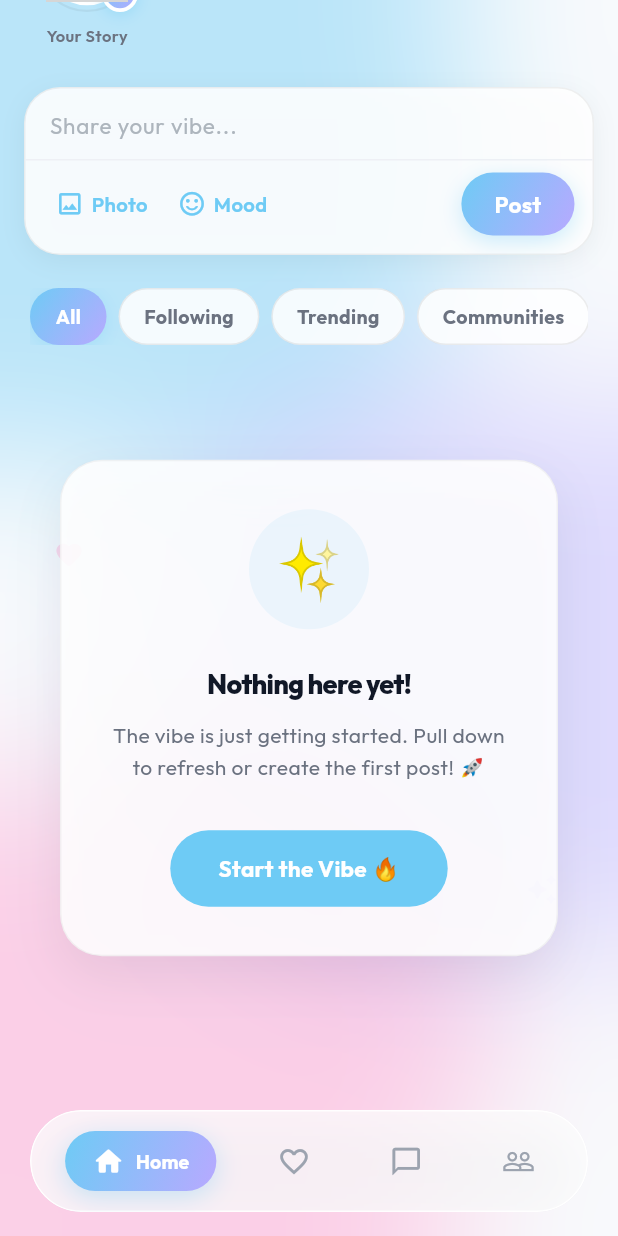
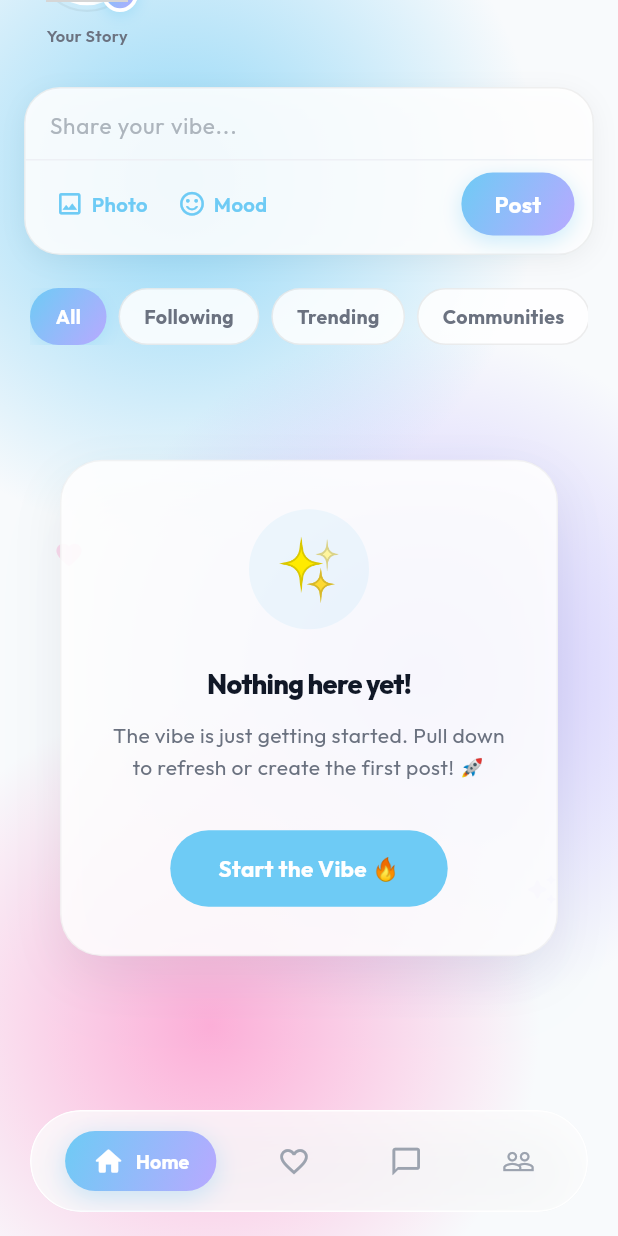
Before and after one commit to soubarman/Situationship, a Flutter app: the FeedScreen screen opened by its route, scrolled down 120 dp, on a phone screen of 412 x 824 dp. Run offline on Flutter 3.47's test engine with Material 3 defaults, Android fonts, the phone set to English and light mode, and no system bars; our stand-ins replace cached_network_image, cloud_firestore, firebase_auth, firebase_core, firebase_storage, flutter_riverpod and 8 more; missing offline and left inert: dart:js, dart:js_util; accounts and stored records are empty; network calls fail; grey boxes are pictures that could not be loaded.

Commit message:
fix: restore background orbs with Positioned.fill parent

```diff
--- a/lib/features/feed/screens/feed_screen.dart
+++ b/lib/features/feed/screens/feed_screen.dart
@@ -121,6 +121,10 @@ class _FeedScreenState extends ConsumerState<FeedScreen> {
                         );
                       },
                       childCount: posts.length,
+                      // RepaintBoundary is handled inside PostCard itself.
+                      // Disabling the automatic one avoids double-wrapping.
+                      addRepaintBoundaries: false,
+                      addAutomaticKeepAlives: false,
                     ),
                   ),
                   if (posts.isEmpty && !postsStream.hasError)
--- a/lib/features/feed/widgets/post_card.dart
+++ b/lib/features/feed/widgets/post_card.dart
@@ -140,13 +140,30 @@ class _PostCardState extends ConsumerState<PostCard>
         ?? widget.post.userAvatar
         ?? 'https://i.pravatar.cc/100?u=${widget.post.userId}';
 
-    // RepaintBoundary isolates each card — a like button tap on one card
+    // RepaintBoundary isolates each card — a like/reaction on one card
     // won't trigger a repaint of every other visible card.
+    // BackgroundOrbs is also in a RepaintBoundary, so BackdropFilter here
+    // samples a cached GPU layer rather than recompositing live — glass
+    // look preserved with meaningfully better scroll performance.
     return RepaintBoundary(
       child: Container(
         margin: const EdgeInsets.symmetric(horizontal: 16, vertical: 10),
         decoration: BoxDecoration(
           borderRadius: BorderRadius.circular(28),
+          // Neon-tinted gradient border for premium glass look
+          gradient: LinearGradient(
+            begin: Alignment.topLeft,
+            end: Alignment.bottomRight,
+            colors: [
+              Colors.white.withOpacity(isDark ? 0.18 : 0.55),
+              Colors.white.withOpacity(isDark ? 0.04 : 0.18),
+            ],
+          ),
+        ),
+        child: Container(
+          margin: const EdgeInsets.all(1.0),
+          decoration: BoxDecoration(
+            borderRadius: BorderRadius.circular(27),
             boxShadow: [
               BoxShadow(
                 color: (isDark
@@ -157,28 +174,26 @@ class _PostCardState extends ConsumerState<PostCard>
                 offset: const Offset(0, 8),
               ),
               BoxShadow(
-              color: Colors.black.withOpacity(isDark ? 0.28 : 0.07),
+                color: Colors.black.withOpacity(isDark ? 0.30 : 0.08),
                 blurRadius: 16,
                 offset: const Offset(0, 4),
               ),
             ],
           ),
           child: ClipRRect(
-          borderRadius: BorderRadius.circular(28),
+            borderRadius: BorderRadius.circular(27),
+            child: BackdropFilter(
+              filter: ImageFilter.blur(sigmaX: 8, sigmaY: 8),
               child: Container(
                 decoration: BoxDecoration(
-              // PERF: No BackdropFilter here — that would force GPU
-              // compositing for every card during scroll. Instead use
-              // a high-opacity static color that still lets orb hues
-              // bleed through slightly via the opaque scaffold bg.
                   color: isDark
-                  ? const Color(0xFF1A1035).withOpacity(0.82)
-                  : Colors.white.withOpacity(0.88),
-              borderRadius: BorderRadius.circular(28),
+                      ? const Color(0xFF1A1035).withOpacity(0.55)
+                      : Colors.white.withOpacity(0.45),
+                  borderRadius: BorderRadius.circular(27),
                   border: Border.all(
                     color: isDark
                         ? Colors.white.withOpacity(0.10)
-                    : Colors.white.withOpacity(0.85),
+                        : Colors.white.withOpacity(0.70),
                     width: 1.0,
                   ),
                 ),
@@ -201,6 +216,8 @@ class _PostCardState extends ConsumerState<PostCard>
                     if (widget.post.commentCount > 0)
                       _buildRecentComment(isDark),
                   ],
+                ),
+              ),
             ),
           ),
         ),
--- a/lib/shared/widgets/background_orbs.dart
+++ b/lib/shared/widgets/background_orbs.dart
@@ -1,73 +1,86 @@
 import 'dart:ui';
 import 'package:flutter/material.dart';
 
-/// Static background gradient orbs used on main screens.
+/// Soft background orbs rendered using RadialGradient.
 ///
-/// PERFORMANCE: Wrapped in RepaintBoundary so Flutter caches it as its
-/// own raster layer. Scrolling lists above/below never trigger a repaint
-/// of this widget — it's drawn exactly once and reused.
+/// PERFORMANCE: No BackdropFilter — RadialGradient is equivalent to
+/// sigma-90 blur on a solid circle (same falloff, zero GPU compositing).
+/// RepaintBoundary is placed INSIDE Positioned.fill so the parent Stack
+/// positions correctly while still caching the orb layer as a GPU texture.
 class BackgroundOrbs extends StatelessWidget {
   const BackgroundOrbs({super.key});
 
   @override
   Widget build(BuildContext context) {
     final isDark = Theme.of(context).brightness == Brightness.dark;
-    // RepaintBoundary isolates this layer — the scroll view repainting above
-    // it never causes this to re-rasterize. This is the #1 perf fix.
-    return RepaintBoundary(
-      child: Positioned.fill(
+
+    // Positioned.fill MUST be the outermost widget so the parent Stack
+    // can read the positioning directive. RepaintBoundary is inside it.
+    return Positioned.fill(
+      child: RepaintBoundary(
         child: Stack(
           children: [
-            // Orb 1: Neon Cyan/Blue top-left
+            // ── Orb 1: Neon Cyan/Blue — top left ─────────────────────────
             Positioned(
-              top: -100,
-              left: -100,
-              width: 420,
-              height: 420,
+              top: -120,
+              left: -120,
+              width: 480,
+              height: 480,
               child: DecoratedBox(
                 decoration: BoxDecoration(
                   shape: BoxShape.circle,
-                  color: const Color(0xFF6ECBF5)
-                      .withOpacity(isDark ? 0.16 : 0.45),
+                  gradient: RadialGradient(
+                    colors: [
+                      const Color(0xFF6ECBF5)
+                          .withOpacity(isDark ? 0.45 : 0.75),
+                      const Color(0xFF6ECBF5).withOpacity(0.0),
+                    ],
+                  ),
                 ),
               ),
             ),
-            // Orb 2: Accent Purple middle-right
+
+            // ── Orb 2: Accent Purple — middle right ──────────────────────
             Positioned(
-              top: 250,
-              right: -80,
-              width: 400,
-              height: 400,
+              top: 220,
+              right: -100,
+              width: 460,
+              height: 460,
               child: DecoratedBox(
                 decoration: BoxDecoration(
                   shape: BoxShape.circle,
-                  color: const Color(0xFFB8A9FF)
-                      .withOpacity(isDark ? 0.14 : 0.40),
+                  gradient: RadialGradient(
+                    colors: [
+                      const Color(0xFFB8A9FF)
+                          .withOpacity(isDark ? 0.42 : 0.70),
+                      const Color(0xFFB8A9FF).withOpacity(0.0),
+                    ],
+                  ),
                 ),
               ),
             ),
-            // Orb 3: Accent Pink bottom-left
+
+            // ── Orb 3: Accent Pink — bottom left ─────────────────────────
             Positioned(
-              bottom: -50,
-              left: -50,
-              width: 380,
-              height: 380,
+              bottom: -80,
+              left: -80,
+              width: 440,
+              height: 440,
               child: DecoratedBox(
                 decoration: BoxDecoration(
                   shape: BoxShape.circle,
-                  color: const Color(0xFFFF8EC8)
-                      .withOpacity(isDark ? 0.16 : 0.40),
+                  gradient: RadialGradient(
+                    colors: [
+                      const Color(0xFFFF8EC8)
+                          .withOpacity(isDark ? 0.42 : 0.70),
+                      const Color(0xFFFF8EC8).withOpacity(0.0),
+                    ],
+                  ),
                 ),
               ),
             ),
-            // Full-screen backdrop blur — sigma reduced from 90→50 (50% faster GPU pass)
-            Positioned.fill(
-              child: BackdropFilter(
-                filter: ImageFilter.blur(sigmaX: 50, sigmaY: 50),
-                child: const ColoredBox(color: Colors.transparent),
-              ),
-            ),
-            // Decorative sparks (const — never rebuild)
+
+            // ── Decorative sparks ─────────────────────────────────────────
             Positioned(
               top: 120,
               right: 48,
```
Lines whose indentation alone changed are shown as unchanged.
